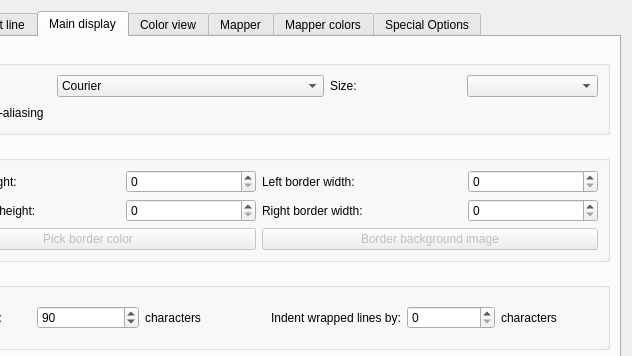
Mudlet/Mudlet, file src/ui/profile_preferences.ui: the form before one commit; both pictures show x 114 to 746 and y 0 to 356 of the 746 by 668 pixel window.
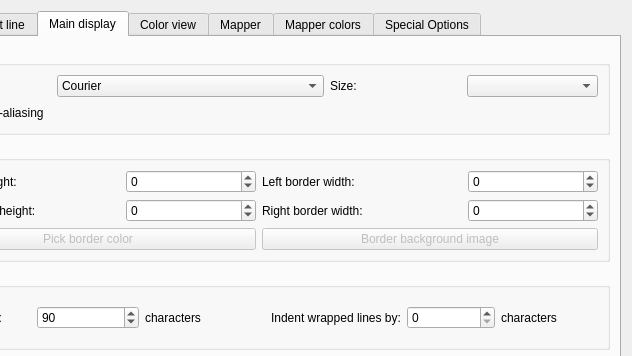
The form after the commit. The open tabs and pages were chosen to show the change. Icons and pictures are not drawn.

Commit message:
Allowed negative values in profile preferences
I realise that Lua API allows for greater negative values, but this seems like a reasonable default to have - and this can be adjusted later if it's not enough.

What changed in the file:
```diff
--- a/src/ui/profile_preferences.ui
+++ b/src/ui/profile_preferences.ui
@@ -566,7 +566,7 @@
              </sizepolicy>
             </property>
             <property name="minimum">
-             <number>0</number>
+             <number>-2000</number>
             </property>
             <property name="maximum">
              <number>2000</number>
@@ -604,7 +604,7 @@
              </sizepolicy>
             </property>
             <property name="minimum">
-             <number>0</number>
+             <number>-2000</number>
             </property>
             <property name="maximum">
              <number>2000</number>
@@ -642,7 +642,7 @@
              </sizepolicy>
             </property>
             <property name="minimum">
-             <number>0</number>
+             <number>-2000</number>
             </property>
             <property name="maximum">
              <number>2000</number>
@@ -680,7 +680,7 @@
              </sizepolicy>
             </property>
             <property name="minimum">
-             <number>0</number>
+             <number>-2000</number>
             </property>
             <property name="maximum">
              <number>2000</number>
```
